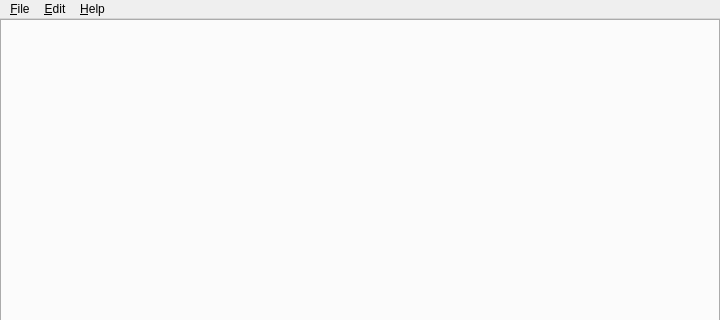
The window that profit/widgets/ui_mainwindow.ui (hpsilva/profitpy) describes before a commit, drawn with Qt 5; both pictures show x 0 to 720 and y 0 to 320 of the 720 by 560 pixel window.
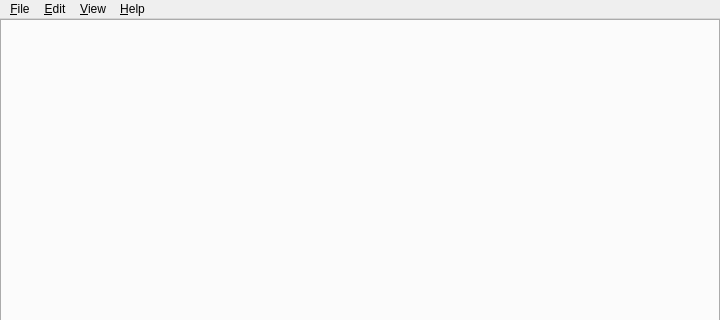
The same window after the commit. Icons and pictures are not drawn. Custom widgets are drawn as their Qt base class.

Commit message: Better plot display settings save and restore.  Added View menu and dock widget toggle actions to it.  Other minor changes.

Patch:
```diff
--- a/profit/widgets/ui_mainwindow.ui
+++ b/profit/widgets/ui_mainwindow.ui
@@ -39,12 +39,6 @@
     <addaction name="actionAboutProfitDevice" />
     <addaction name="actionAboutQt" />
    </widget>
-   <widget class="QMenu" name="menEdit" >
-    <property name="title" >
-     <string>&amp;Edit</string>
-    </property>
-    <addaction name="actionSettings" />
-   </widget>
    <widget class="QMenu" name="menuFile" >
     <property name="title" >
      <string>&amp;File</string>
@@ -69,8 +63,20 @@
     <addaction name="separator" />
     <addaction name="actionQuit" />
    </widget>
+   <widget class="QMenu" name="menEdit" >
+    <property name="title" >
+     <string>&amp;Edit</string>
+    </property>
+    <addaction name="actionSettings" />
+   </widget>
+   <widget class="QMenu" name="menuView" >
+    <property name="title" >
+     <string>&amp;View</string>
+    </property>
+   </widget>
    <addaction name="menuFile" />
    <addaction name="menEdit" />
+   <addaction name="menuView" />
    <addaction name="menuHelp" />
   </widget>
   <widget class="QStatusBar" name="statusbar" />
```
The commit also changes 11 other files.
